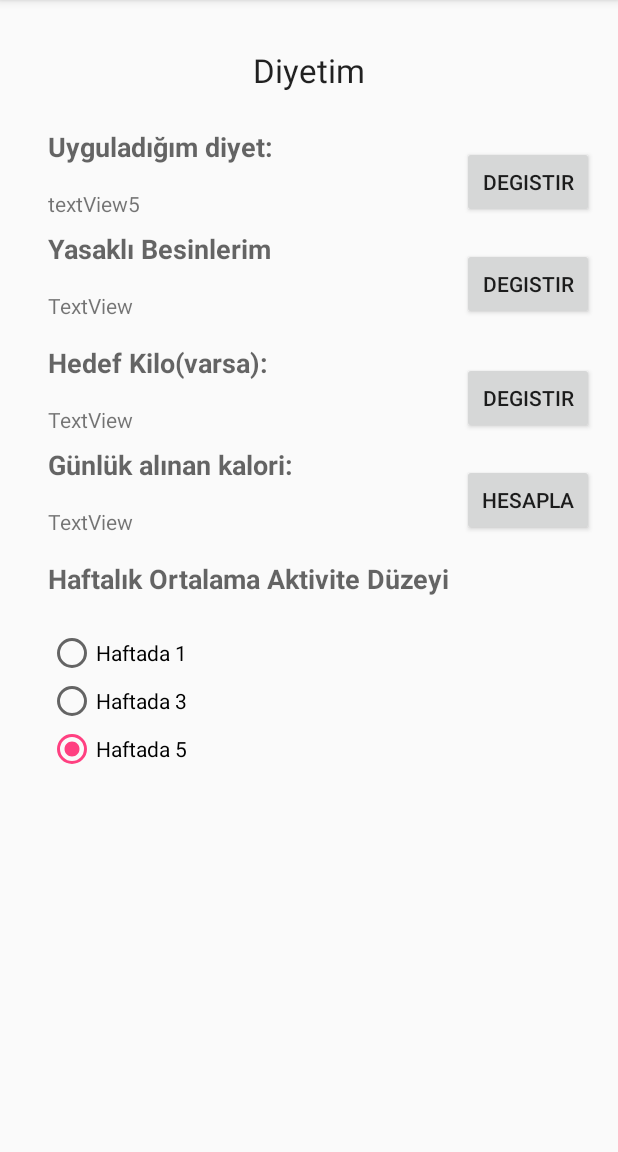
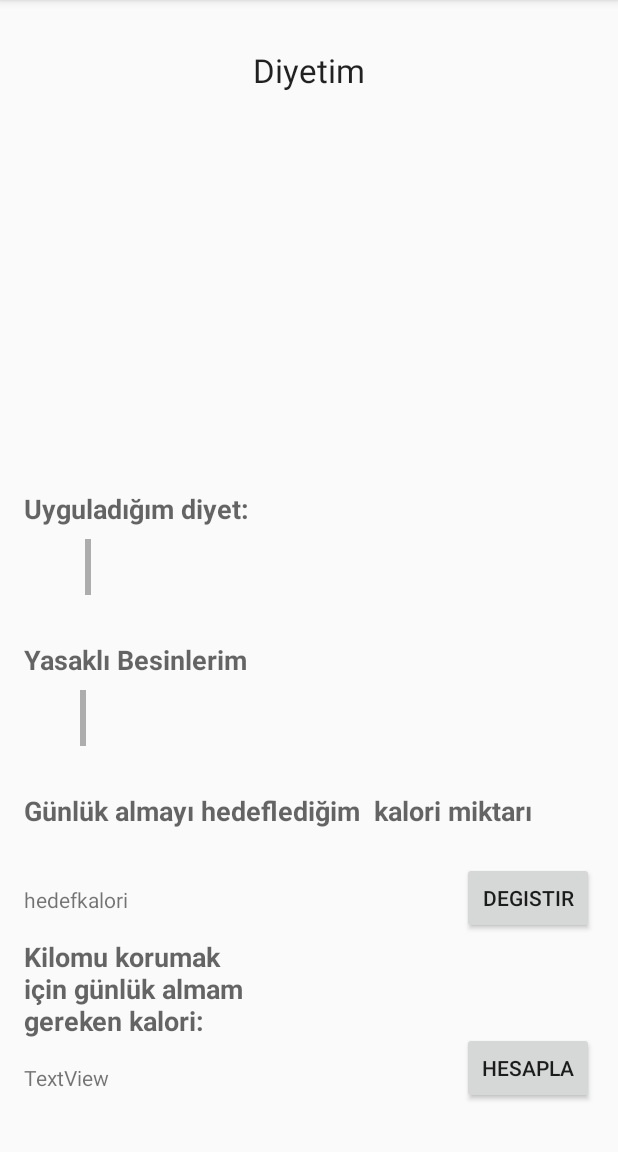
Before and after one commit to buseuygun/DietAppX, an Android app: the DiyetimActivity screen opened directly, with no data from a screen before it, on a phone screen of 412 x 824 dp, the part 84-1236 px from its top. Run offline under Robolectric (Android 15) with nearby library versions, the phone set to English and light mode, and no system bars.

Commit message:
UI düzenlemeleri

```diff
--- a/app/src/main/AndroidManifest.xml
+++ b/app/src/main/AndroidManifest.xml
@@ -22,7 +22,6 @@
             android:theme="@style/AppTheme.NoActionBar">
             <intent-filter>
                 <action android:name="android.intent.action.MAIN" />
-
                 <category android:name="android.intent.category.LAUNCHER" />
             </intent-filter>
         </activity>
--- a/app/src/main/java/com/bsc/gri/dietappx/DiyetSecimActivity.java
+++ b/app/src/main/java/com/bsc/gri/dietappx/DiyetSecimActivity.java
@@ -2,6 +2,8 @@ package com.bsc.gri.dietappx;
 
 import android.support.v7.app.AppCompatActivity;
 import android.os.Bundle;
+import android.widget.AutoCompleteTextView;
+
 
 public class DiyetSecimActivity extends AppCompatActivity {
 
--- a/app/src/main/java/com/bsc/gri/dietappx/DiyetimActivity.java
+++ b/app/src/main/java/com/bsc/gri/dietappx/DiyetimActivity.java
@@ -2,6 +2,13 @@ package com.bsc.gri.dietappx;
 
 import android.support.v7.app.AppCompatActivity;
 import android.os.Bundle;
+import android.content.Context;
+import android.content.Intent;
+
+
+import android.view.View;
+import android.widget.Button;
+import android.widget.TextView;
 
 public class DiyetimActivity extends AppCompatActivity {
 
@@ -9,5 +16,35 @@ public class DiyetimActivity extends AppCompatActivity {
     protected void onCreate(Bundle savedInstanceState) {
         super.onCreate(savedInstanceState);
         setContentView(R.layout.activity_diyetim);
+        final Context context = this;
+       // init();
+        button4 = (Button) findViewById(R.id.button4);
+        button4.setOnClickListener(new View.OnClickListener() {
+            @Override
+            public void onClick(View arg0) {
+                Intent intent = new Intent(context, DiyetSecimActivity.class);
+                startActivity(intent);
+            }
+        });
     }
+
+    public Button button4;
+    public TextView tvName = null;
+    public String strName = null;
+    public Bundle extras = null;
+
+    private void init() {
+
+        tvName = (TextView) findViewById(R.id.textView2);
+
+        extras = getIntent().getExtras();
+
+        if (extras != null) {
+            strName = extras.getString(ProfilEditActivity.NAME);
+            tvName.setText(strName);
+        }
+
+    }
+
+
 }
--- a/app/src/main/java/com/bsc/gri/dietappx/RealMainActivity.java
+++ b/app/src/main/java/com/bsc/gri/dietappx/RealMainActivity.java
@@ -83,7 +83,7 @@ public class RealMainActivity extends AppCompatActivity
         int id = item.getItemId();
 
         if (id == R.id.nav_camera) {
-            Intent i = new Intent(RealMainActivity.this, ProfilimActivity.class);
+            Intent i = new Intent(RealMainActivity.this, KaloriHesaplamaActivity.class);
             try {
                 startActivity(i);
             }
--- a/app/src/main/res/layout/activity_diyetim.xml
+++ b/app/src/main/res/layout/activity_diyetim.xml
@@ -4,11 +4,181 @@
     android:id="@+id/activity_diyetim"
     android:layout_width="match_parent"
     android:layout_height="match_parent"
-    android:paddingBottom="@dimen/activity_vertical_margin"
+    android:paddingBottom="32dp"
     android:paddingLeft="@dimen/activity_horizontal_margin"
     android:paddingRight="@dimen/activity_horizontal_margin"
     android:paddingTop="@dimen/activity_vertical_margin"
     tools:context="com.bsc.gri.dietappx.DiyetimActivity">
+
+    <LinearLayout
+        android:id="@+id/linearLayout"
+        android:layout_width="wrap_content"
+        android:layout_height="wrap_content"
+
+        android:layout_alignParentBottom="true"
+
+
+        android:orientation="vertical"
+        android:weightSum="1">
+
+        <TextView
+            android:id="@+id/textView4"
+            android:layout_width="wrap_content"
+            android:layout_height="wrap_content"
+
+            android:layout_marginBottom="8dp"
+
+            android:layout_marginTop="8dp"
+            android:text="Uyguladığım diyet:"
+            android:textAppearance="@style/TextAppearance.AppCompat.Medium"
+            android:textStyle="bold" />
+
+        <ScrollView
+            android:layout_width="wrap_content"
+            android:layout_height="60dp"
+
+            android:layout_alignParentLeft="true"
+            android:layout_alignParentStart="true"
+            android:layout_marginLeft="37dp"
+            android:layout_marginStart="37dp"
+
+            android:scrollbarStyle="insideInset"
+            android:scrollbars="vertical">
+
+            <LinearLayout
+                android:layout_width="match_parent"
+                android:layout_height="wrap_content"
+                android:orientation="vertical">
+
+                <TextView
+                    android:layout_width="wrap_content"
+                    android:layout_height="wrap_content"
+                    android:text=" " />
+
+                <TextView
+                    android:layout_width="wrap_content"
+                    android:layout_height="wrap_content"
+                    android:text="" />
+
+                <TextView
+                    android:layout_width="wrap_content"
+                    android:layout_height="wrap_content"
+                    android:text="" />
+
+                <TextView
+                    android:layout_width="wrap_content"
+                    android:layout_height="wrap_content"
+                    android:text="" />
+
+                <TextView
+                    android:layout_width="wrap_content"
+                    android:layout_height="wrap_content"
+                    android:text="" />
+            </LinearLayout>
+        </ScrollView>
+
+        <TextView
+            android:id="@+id/textView7"
+            android:layout_width="wrap_content"
+            android:layout_height="wrap_content"
+
+            android:layout_marginBottom="8dp"
+            android:layout_marginTop="8dp"
+            android:text="Yasaklı Besinlerim"
+            android:textAppearance="@style/TextAppearance.AppCompat.Medium"
+            android:textStyle="bold" />
+
+        <ScrollView
+            android:layout_width="wrap_content"
+            android:layout_height="60dp"
+
+            android:layout_alignParentLeft="true"
+            android:layout_alignParentStart="true"
+            android:layout_marginLeft="37dp"
+            android:layout_marginStart="37dp"
+
+            android:scrollbarStyle="insideInset"
+            android:scrollbars="vertical">
+
+            <LinearLayout
+                android:layout_width="match_parent"
+                android:layout_height="wrap_content"
+                android:orientation="vertical">
+
+                <TextView
+                    android:layout_width="wrap_content"
+                    android:layout_height="wrap_content"
+                    android:text="" />
+
+                <TextView
+                    android:layout_width="wrap_content"
+                    android:layout_height="wrap_content"
+                    android:text="" />
+
+                <TextView
+                    android:layout_width="wrap_content"
+                    android:layout_height="wrap_content"
+                    android:text="" />
+
+                <TextView
+                    android:layout_width="wrap_content"
+                    android:layout_height="wrap_content"
+                    android:text="" />
+
+                <TextView
+                    android:layout_width="wrap_content"
+                    android:layout_height="wrap_content"
+                    android:text="" />
+            </LinearLayout>
+        </ScrollView>
+
+        <TextView
+            android:id="@+id/textView9"
+            android:layout_width="wrap_content"
+            android:layout_height="wrap_content"
+
+            android:layout_marginBottom="8dp"
+            android:layout_marginTop="8dp"
+            android:lines="2"
+            android:text="Günlük almayı hedeflediğim
+ kalori miktarı"
+
+
+            android:textAppearance="@style/TextAppearance.AppCompat.Medium"
+            android:textStyle="bold" />
+
+        <TextView
+            android:id="@+id/hedefkalori"
+            android:layout_width="wrap_content"
+            android:layout_height="wrap_content"
+
+            android:layout_marginBottom="8dp"
+            android:layout_marginTop="8dp"
+            android:text="hedefkalori" />
+
+        <TextView
+            android:id="@+id/textView12"
+            android:layout_width="178dp"
+            android:layout_height="match_parent"
+
+            android:layout_marginBottom="8dp"
+            android:layout_marginTop="8dp"
+            android:lines="3"
+            android:text="Kilomu korumak için günlük almam
+ gereken kalori:"
+
+            android:textAppearance="@style/TextAppearance.AppCompat.Medium"
+            android:textStyle="bold" />
+
+        <TextView
+            android:id="@+id/textView13"
+            android:layout_width="wrap_content"
+            android:layout_height="wrap_content"
+
+            android:layout_marginBottom="8dp"
+            android:layout_marginTop="8dp"
+            android:text="TextView" />
+    </LinearLayout>
 
     <TextView
         android:id="@+id/textView3"
@@ -23,178 +193,34 @@
         android:text="Diyetim"
         android:textAppearance="@style/TextAppearance.AppCompat.Large" />
 
-    <TextView
-        android:id="@+id/textView4"
-        android:layout_width="wrap_content"
-        android:layout_height="wrap_content"
-        android:layout_alignParentLeft="true"
-        android:layout_below="@+id/textView3"
-        android:layout_marginBottom="8dp"
-        android:layout_marginLeft="16dp"
-        android:layout_marginTop="8dp"
-        android:text="Uyguladığım diyet:"
-        android:textAppearance="@style/TextAppearance.AppCompat.Medium"
-        android:textStyle="bold" />
-
-    <TextView
-        android:id="@+id/textView5"
-        android:layout_width="wrap_content"
-        android:layout_height="wrap_content"
-        android:layout_alignLeft="@+id/textView4"
-        android:layout_alignStart="@+id/textView4"
-        android:layout_below="@+id/textView4"
-        android:layout_marginBottom="8dp"
-        android:layout_marginTop="8dp"
-        android:text="textView5" />
-
-    <Button
-        android:id="@+id/button"
-        android:layout_width="wrap_content"
-        android:layout_height="wrap_content"
-        android:text="degistir"
-        android:layout_alignBottom="@+id/textView5"
-        android:layout_alignParentRight="true"
-        android:layout_alignParentEnd="true" />
-
-    <TextView
-        android:id="@+id/textView7"
-        android:layout_width="wrap_content"
-        android:layout_height="wrap_content"
-        android:layout_alignLeft="@+id/textView5"
-        android:layout_alignStart="@+id/textView5"
-        android:layout_below="@+id/button"
-        android:layout_marginBottom="8dp"
-        android:layout_marginTop="8dp"
-        android:text="Yasaklı Besinlerim"
-        android:textAppearance="@style/TextAppearance.AppCompat.Medium"
-        android:textStyle="bold" />
-
-    <TextView
-        android:id="@+id/textView8"
-        android:layout_width="wrap_content"
-        android:layout_height="wrap_content"
-        android:layout_alignLeft="@+id/textView7"
-        android:layout_alignStart="@+id/textView7"
-        android:layout_below="@+id/textView7"
-        android:layout_marginBottom="8dp"
-        android:layout_marginTop="8dp"
-        android:text="TextView" />
-
-    <TextView
-        android:id="@+id/textView9"
-        android:layout_width="wrap_content"
-        android:layout_height="wrap_content"
-        android:layout_alignLeft="@+id/textView8"
-        android:layout_alignStart="@+id/textView8"
-        android:layout_below="@+id/textView8"
-        android:layout_marginBottom="8dp"
-        android:layout_marginTop="8dp"
-        android:text="Hedef Kilo(varsa):"
-        android:textAppearance="@style/TextAppearance.AppCompat.Medium"
-        android:textStyle="bold" />
-
-    <TextView
-        android:id="@+id/textView11"
-        android:layout_width="wrap_content"
-        android:layout_height="wrap_content"
-        android:layout_alignLeft="@+id/textView9"
-        android:layout_alignStart="@+id/textView9"
-        android:layout_below="@+id/textView9"
-        android:layout_marginBottom="8dp"
-        android:layout_marginTop="8dp"
-        android:text="TextView" />
-
-    <Button
-        android:id="@+id/button3"
-        android:layout_width="wrap_content"
-        android:layout_height="wrap_content"
-        android:text="degistir"
-        android:layout_alignBottom="@+id/textView8"
-        android:layout_alignParentRight="true"
-        android:layout_alignParentEnd="true" />
 
     <Button
         android:id="@+id/button4"
         android:layout_width="wrap_content"
         android:layout_height="wrap_content"
-        android:layout_alignBottom="@+id/textView11"
-        android:layout_alignParentEnd="true"
+        android:layout_marginBottom="65dp"
+        android:text="degistir"
+
+        android:layout_above="@+id/button5"
         android:layout_alignParentRight="true"
-        android:text="degistir" />
+        android:layout_alignParentEnd="true" />
 
-    <TextView
-        android:id="@+id/textView12"
-        android:layout_width="wrap_content"
-        android:layout_height="wrap_content"
-        android:layout_alignLeft="@+id/textView11"
-        android:layout_alignStart="@+id/textView11"
-        android:layout_below="@+id/button4"
-        android:layout_marginBottom="8dp"
-        android:layout_marginTop="8dp"
-        android:text="Günlük alınan kalori:"
-        android:textAppearance="@style/TextAppearance.AppCompat.Medium"
-        android:textStyle="bold" />
 
-    <TextView
-        android:id="@+id/textView13"
-        android:layout_width="wrap_content"
-        android:layout_height="wrap_content"
-        android:layout_alignEnd="@+id/textView11"
-        android:layout_alignRight="@+id/textView11"
-        android:layout_below="@+id/textView12"
-        android:layout_marginBottom="8dp"
-        android:layout_marginTop="8dp"
-        android:text="TextView" />
 
     <Button
         android:id="@+id/button5"
         android:layout_width="wrap_content"
         android:layout_height="wrap_content"
         android:text="hesapla"
-        android:layout_alignBottom="@+id/textView13"
+        android:layout_alignBottom="@+id/linearLayout"
         android:layout_alignParentRight="true"
         android:layout_alignParentEnd="true" />
 
-    <TextView
-        android:id="@+id/textView14"
-        android:layout_width="wrap_content"
-        android:layout_height="wrap_content"
-        android:layout_alignLeft="@+id/textView13"
-        android:layout_alignStart="@+id/textView13"
-        android:layout_below="@+id/textView13"
-        android:layout_marginBottom="8dp"
-        android:layout_marginTop="8dp"
-        android:text="Haftalık Ortalama Aktivite Düzeyi"
-        android:textAppearance="@style/TextAppearance.AppCompat.Medium"
-        android:textStyle="bold" />
-
-    <RadioGroup
-        android:layout_width="wrap_content"
-        android:layout_height="wrap_content"
-        android:layout_alignLeft="@+id/textView14"
-        android:layout_alignStart="@+id/textView14"
-        android:layout_below="@+id/textView14"
-        android:layout_marginTop="13dp" >
-        <RadioButton
-            android:id="@+id/bir"
-            android:layout_width="wrap_content"
-            android:layout_height="wrap_content"
-            android:text="Haftada 1"
-            android:checked="true" />
-        <RadioButton
-            android:id="@+id/üc"
-            android:layout_width="wrap_content"
-            android:layout_height="wrap_content"
-            android:text="Haftada 3"
-            android:checked="true" />
-        <RadioButton
-            android:id="@+id/bes"
-            android:layout_width="wrap_content"
-            android:layout_height="wrap_content"
-            android:text="Haftada 5"
-            android:checked="true" />
 
 
-    </RadioGroup>
+
+
+
+
 
 </RelativeLayout>
```
Also changed, not shown: app/src/main/java/com/bsc/gri/dietappx/KaloriHesaplamaActivity.java (+28 -27 lines), app/src/main/res/layout/activity_diyet_secim.xml (+132 -19 lines), app/src/main/res/layout/activity_kalori_hesaplama.xml (+41 -36 lines), app/src/main/res/values/strings.xml (+18 -0 lines), 1 other file.
